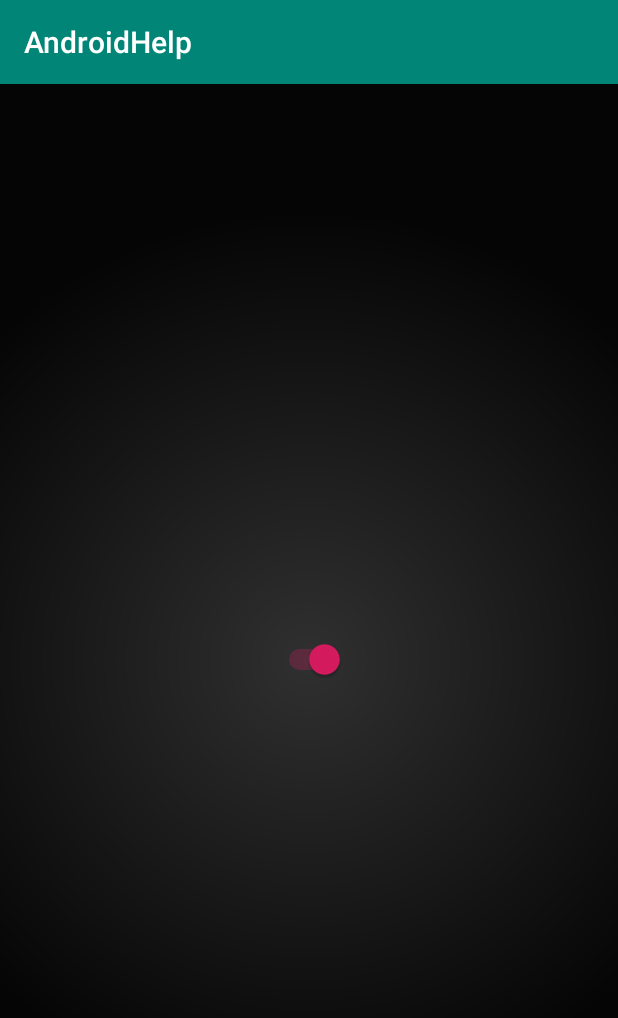
After one commit to CaLLIekDeveloper/AndroidHelp, an Android app: the FlashLight screen opened directly, with no data from a screen before it, on a phone screen of 412 x 824 dp. The commit adds this screen. Shown: the top 1018 px of the screen. Run offline under Robolectric (Android 15) with nearby library versions, the phone set to English and light mode, and no system bars; pictures from the network do not load.

Commit message:
Добавлен модуль фонарика

```diff
--- /dev/null
+++ b/app/src/main/java/com/CaLLIek/androidhelp/FlashLight.java
@@ -0,0 +1,203 @@
+package com.CaLLIek.androidhelp;
+
+import androidx.annotation.RequiresApi;
+import androidx.appcompat.app.AppCompatActivity;
+
+import android.app.AlertDialog;
+import android.content.DialogInterface;
+import android.content.pm.PackageManager;
+import android.graphics.SurfaceTexture;
+import android.hardware.Camera;
+import android.media.AudioAttributes;
+import android.media.AudioManager;
+import android.media.SoundPool;
+import android.os.Build;
+import android.os.Bundle;
+import android.widget.CompoundButton;
+import android.widget.Switch;
+
+import java.io.IOException;
+import java.util.List;
+
+
+public class FlashLight extends AppCompatActivity implements  SoundPool.OnLoadCompleteListener {
+
+    private int sound;
+    private SoundPool soundPool;
+    private Camera camera;
+    Camera.Parameters parameters;
+    private Switch mySwitch;
+
+    @Override
+    protected void onCreate(Bundle savedInstanceState) {
+        super.onCreate(savedInstanceState);
+        setContentView(R.layout.activity_flash_light);
+
+        if(Build.VERSION.SDK_INT>= Build.VERSION_CODES.LOLLIPOP)
+        {
+            createSoundPoolWithBuilder();
+        }
+        else
+        {
+            createSoundPoolWithConstructor();
+        }
+
+
+        soundPool.setOnLoadCompleteListener((SoundPool.OnLoadCompleteListener) this);
+        sound = soundPool.load(this,R.raw.click,1);
+
+        mySwitch = findViewById(R.id.switch_flashlight);
+        mySwitch.setChecked(false);
+        mySwitch.setOnCheckedChangeListener(new CompoundButton.OnCheckedChangeListener() {
+            @Override
+            public void onCheckedChanged(CompoundButton buttonView, boolean isChecked) {
+                if(isChecked)
+                {
+                    setFlashLightOn();
+                }
+                else
+                {
+                    setFlashLightOff();
+                }
+            }
+        });
+
+        boolean isCameraFlash = getApplicationContext().getPackageManager().hasSystemFeature(PackageManager.FEATURE_CAMERA_FLASH);
+
+        if(!isCameraFlash)
+        {
+            showCameraAlert();
+        }
+        else
+        {
+            camera = Camera.open();
+        }
+
+    }
+
+    private void showCameraAlert()
+    {
+        new AlertDialog.Builder(this)
+                .setTitle("Error! There are no flashLight")
+                .setMessage("FlashLight not available")
+                .setPositiveButton("Exit", new DialogInterface.OnClickListener() {
+                    @Override
+                    public void onClick(DialogInterface dialog, int which) {
+                        finish();
+                    }
+                })
+                .setIcon(R.drawable.ic_launcher_background)
+                .show();
+    }
+
+    @RequiresApi(api = Build.VERSION_CODES.LOLLIPOP)
+    protected void createSoundPoolWithBuilder()
+    {
+        AudioAttributes attributes = new AudioAttributes.Builder()
+                .setUsage(AudioAttributes.USAGE_GAME)
+                .setContentType(AudioAttributes.CONTENT_TYPE_SONIFICATION)
+                .build();
+
+        soundPool = new SoundPool.Builder().setAudioAttributes(attributes).setMaxStreams(1).build();
+    }
+
+    protected void createSoundPoolWithConstructor()
+    {
+        soundPool = new SoundPool(1, AudioManager.STREAM_MUSIC,0);
+    }
+
+    private void setFlashLightOn()
+    {
+        soundPool.play(sound,1,1,0,0,1);
+
+        new Thread(new Runnable() {
+            @Override
+            public void run() {
+                if(camera != null)
+                {
+                    parameters = camera.getParameters();
+                    if(parameters!=null)
+                    {
+                        List supportedFlashMode = parameters.getSupportedFlashModes();
+
+                        if(supportedFlashMode.contains(Camera.Parameters.FLASH_MODE_TORCH))
+                        {
+                            parameters.setFlashMode(Camera.Parameters.FLASH_MODE_TORCH);
+                        }else if(supportedFlashMode.contains(Camera.Parameters.FLASH_MODE_ON))
+                             {
+                                 parameters.setFlashMode(Camera.Parameters.FLASH_MODE_ON);
+                             }
+                             else
+                                 camera = null;
+                        if(camera !=null)
+                        {
+                            camera.setParameters(parameters);
+                            camera.startPreview();
+                            try{
+                                camera.setPreviewTexture(new SurfaceTexture(0));
+                            }catch (IOException e)
+                            {
+                                e.printStackTrace();
+                            }
+                        }
+                    }
+                }
+            }
+        }).start();
+    }
+
+    private void setFlashLightOff()
+    {
+        soundPool.play(sound,1,1,0,0,1);
+        new Thread(new Runnable() {
+            @Override
+            public void run() {
+                if(camera !=null)
+                {
+                    parameters.setFlashMode(Camera.Parameters.FLASH_MODE_OFF);
+                    camera.setParameters(parameters);
+                    camera.stopPreview();
+                }
+            }
+        }).start();
+    }
+
+    private void releaseCamera()
+    {
+        if(camera !=null)
+        {
+            camera.release();
+            camera = null;
+        }
+    }
+
+    @Override
+    protected void onStop()
+    {
+        super.onStop();
+        releaseCamera();
+
+    }
+
+    @Override
+    protected void onResume()
+    {
+        super.onResume();
+
+        if(camera == null)
+        {
+            camera = Camera.open();
+        }else
+        {
+            setFlashLightOn();
+        }
+        mySwitch.setChecked(true);
+
+    }
+
+    @Override
+    public void onLoadComplete(SoundPool soundPool,int i, int il)
+    {
+
+    }
+}
--- a/app/src/main/java/com/CaLLIek/androidhelp/Permissions.java
+++ b/app/src/main/java/com/CaLLIek/androidhelp/Permissions.java
@@ -1,5 +1,6 @@
 package com.CaLLIek.androidhelp;
 
+import android.Manifest;
 import android.app.Activity;
 import android.content.Context;
 import android.content.pm.PackageManager;
@@ -9,7 +10,7 @@ import androidx.core.app.ActivityCompat;
 
 public class Permissions {
     //массив строк с нужными разрешениями которые нужно запрашивать у пользователя
-    private static final String[] PERMISSIONS = {android.Manifest.permission.READ_EXTERNAL_STORAGE, android.Manifest.permission.WRITE_EXTERNAL_STORAGE};
+    private static final String[] PERMISSIONS = {android.Manifest.permission.READ_EXTERNAL_STORAGE, android.Manifest.permission.WRITE_EXTERNAL_STORAGE, Manifest.permission.CAMERA};
 
     //метод проверки есть ли все разрешения из массива разрешений
     private static boolean hasPermissions(Context context, String... permissions) {
--- /dev/null
+++ b/app/src/main/res/drawable/flash_background.xml
@@ -0,0 +1,10 @@
+<?xml version="1.0" encoding="utf-8"?>
+<shape xmlns:android="http://schemas.android.com/apk/res/android">
+    <gradient
+        android:type="radial"
+        android:startColor="#303030"
+        android:endColor="#050505"
+        android:gradientRadius="450"
+        android:angle="050"
+        />
+</shape>
--- /dev/null
+++ b/app/src/main/res/layout/activity_flash_light.xml
@@ -0,0 +1,16 @@
+<?xml version="1.0" encoding="utf-8"?>
+<RelativeLayout xmlns:android="http://schemas.android.com/apk/res/android"
+    xmlns:app="http://schemas.android.com/apk/res-auto"
+    xmlns:tools="http://schemas.android.com/tools"
+    android:layout_width="match_parent"
+    android:layout_height="match_parent"
+    android:background="@drawable/flash_background"
+    tools:context=".FlashLight">
+
+    <Switch
+        android:layout_width="wrap_content"
+        android:layout_height="wrap_content"
+        android:id="@+id/switch_flashlight"
+        android:layout_centerInParent="true"
+        />
+</RelativeLayout>
--- a/app/src/main/res/layout/activity_main.xml
+++ b/app/src/main/res/layout/activity_main.xml
@@ -20,6 +20,12 @@
                 android:layout_width="match_parent"
                 android:layout_height="wrap_content"
                 android:text="GPS" />
+
+            <Button
+                android:id="@+id/btn2"
+                android:layout_width="match_parent"
+                android:layout_height="wrap_content"
+                android:text="Фонарик" />
         </LinearLayout>
     </ScrollView>
 
```
Also changed, not shown: app/src/main/AndroidManifest.xml (+12 -5 lines), app/src/main/java/com/CaLLIek/androidhelp/MainActivity.java (+12 -0 lines), 1 other file.
